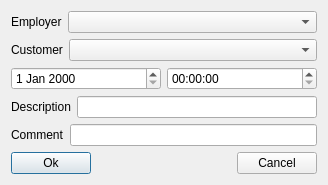
Before: the Qt Designer form TimeTracking/forms/dcsregister.ui in atakz/TimeTracking, drawn with Qt 5.
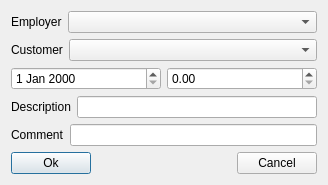
After: the same form once the commit is applied.

Commit message: dialog register released

Patch:
```diff
--- a/TimeTracking/forms/dcsregister.ui
+++ b/TimeTracking/forms/dcsregister.ui
@@ -60,7 +60,7 @@
       <widget class="QDateEdit" name="date"/>
      </item>
      <item>
-      <widget class="QTimeEdit" name="time"/>
+      <widget class="QDoubleSpinBox" name="time"/>
      </item>
     </layout>
    </item>
```
Left out of the diff: 1 changed line with no effect on the pictures. The commit also changes 3 other files.
